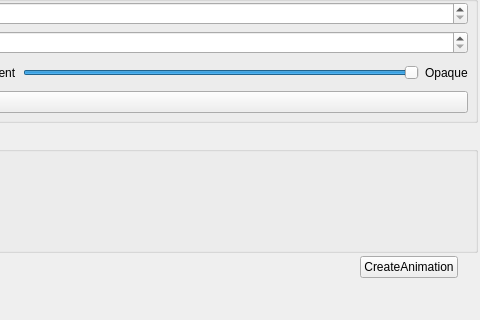
First picture: the form in krita/ui/forms/wdganimationselector.ui, repository KDE/krita, before the edit; both pictures show x 133 to 613 and y 238 to 558 of the 613 by 558 pixel window.
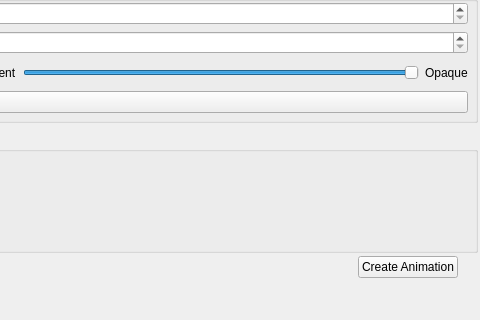
Second picture: the form after the edit. Custom widgets are drawn as their Qt base class.

Patch:
```diff
--- a/krita/ui/forms/wdganimationselector.ui
+++ b/krita/ui/forms/wdganimationselector.ui
@@ -313,7 +313,7 @@
     <item>
      <widget class="QPushButton" name="bnCreateAnimation">
       <property name="text">
-       <string>CreateAnimation</string>
+       <string>Create Animation</string>
       </property>
      </widget>
     </item>
```
